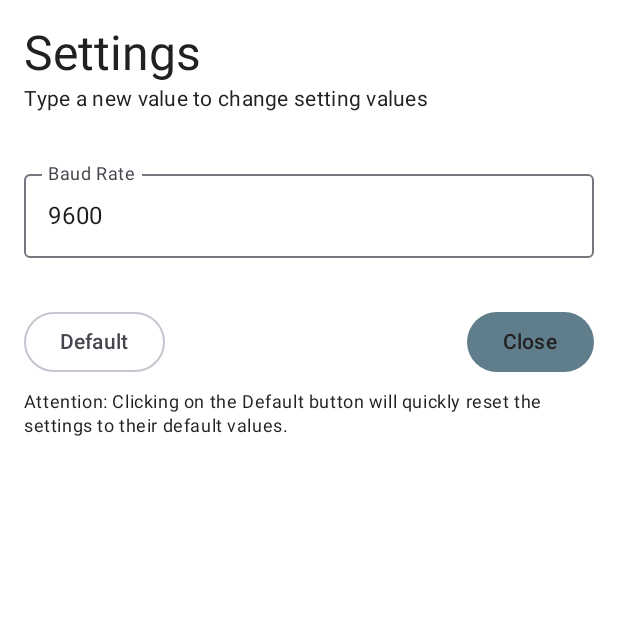
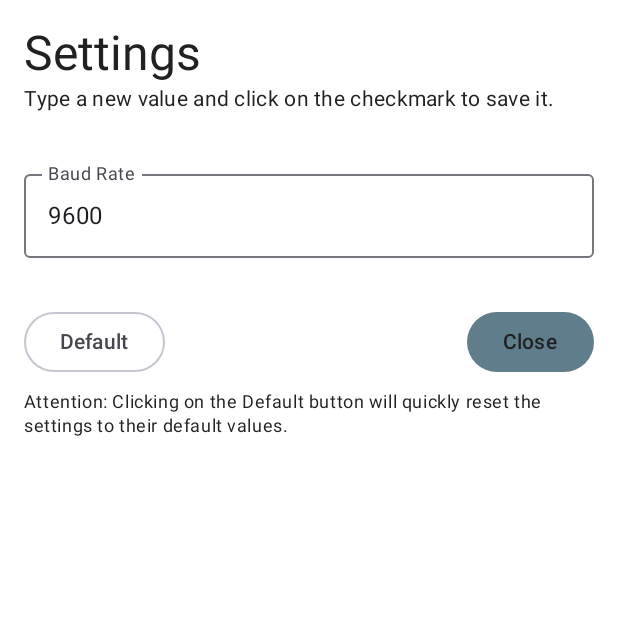
Before and after one commit to superus8r/arduino-usb-terminal, an Android app built with Jetpack Compose: the composable SettingContent shown on its own in the app's theme, on a phone screen of 412 x 824 dp, the top half of it. Run offline under Robolectric (Android 15) with nearby library versions, the light colour scheme and no system bars; our stand-ins replace Dagger/Hilt's generated code.

Commit message:
feature: save settings and dismiss soft keyboard on ime action

```diff
--- a/app/src/main/java/org/kabiri/android/usbterminal/ui/setting/SettingValueItem.kt
+++ b/app/src/main/java/org/kabiri/android/usbterminal/ui/setting/SettingValueItem.kt
@@ -2,6 +2,7 @@ package org.kabiri.android.usbterminal.ui.setting
 
 import androidx.compose.foundation.layout.fillMaxWidth
 import androidx.compose.foundation.layout.padding
+import androidx.compose.foundation.text.KeyboardActions
 import androidx.compose.material.icons.Icons
 import androidx.compose.material.icons.outlined.Check
 import androidx.compose.material3.Icon
@@ -14,7 +15,9 @@ import androidx.compose.runtime.getValue
 import androidx.compose.runtime.mutableStateOf
 import androidx.compose.runtime.remember
 import androidx.compose.runtime.setValue
+import androidx.compose.ui.ExperimentalComposeUiApi
 import androidx.compose.ui.Modifier
+import androidx.compose.ui.platform.LocalSoftwareKeyboardController
 import androidx.compose.ui.res.stringResource
 import androidx.compose.ui.tooling.preview.Preview
 import androidx.compose.ui.unit.dp
@@ -40,6 +43,7 @@ private enum class SaveState {
  * @param currentValue the current value of the setting
  * @param onNewValue a callback that will be called when a new value is set
  */
+@OptIn(ExperimentalComposeUiApi::class)
 @Composable
 internal fun SettingValueItem(
     currentValue: Int,
@@ -47,6 +51,15 @@ internal fun SettingValueItem(
 ) {
     var inputValue by remember { mutableStateOf(currentValue.toString()) }
     var saveState by remember { mutableStateOf(DEFAULT) }
+    val keyboardController = LocalSoftwareKeyboardController.current
+
+    fun onClickSaveNewValue(baudRate: Int) {
+        inputValue.toIntOrNull()?.let { baudRate ->
+            onNewValue(baudRate)
+            saveState = SAVED
+            keyboardController?.hide()
+        }
+    }
 
     // keep baudRateInput updated with currentBaudRate
     LaunchedEffect(currentValue) {
@@ -69,10 +82,7 @@ internal fun SettingValueItem(
                 DEFAULT -> {}
                 UNSAVED -> {
                     IconButton(onClick = {
-                        inputValue.toIntOrNull()?.let { baudRate ->
-                            onNewValue(baudRate)
-                            saveState = SAVED
-                        }
+                        onClickSaveNewValue(inputValue.toInt())
                     }) {
                         Icon(
                             imageVector = Icons.Outlined.Check,
@@ -88,7 +98,12 @@ internal fun SettingValueItem(
                 }
             }
         },
-        isError = inputValue.toIntOrNull() == null
+        isError = inputValue.toIntOrNull() == null,
+        keyboardActions = KeyboardActions(
+            onDone = {
+                onClickSaveNewValue(inputValue.toInt())
+            }
+        )
     )
 }
 
--- a/app/src/main/res/values/strings.xml
+++ b/app/src/main/res/values/strings.xml
@@ -15,7 +15,7 @@
 
     <!-- Settings Screen -->
     <string name="settings_title">Settings</string>
-    <string name="settings_subtitle">Type a new value to change setting values</string>
+    <string name="settings_subtitle">Type a new value and click on the checkmark to save it.</string>
     <string name="settings_bottom_text">Attention: Clicking on the Default button will quickly reset the settings to their default values.</string>
     <string name="settings_bt_reset_default">Default</string>
     <string name="settings_bt_dismiss_sheet">Close</string>
```
